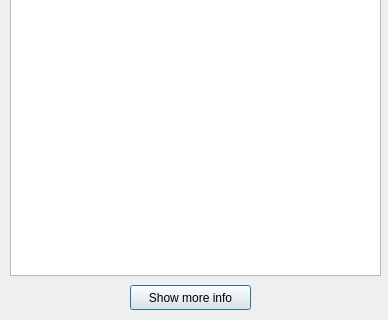
First picture: the form in Pharmacy/pharmaciesform.ui, repository kokos34/Pharmacy, before the edit; both pictures show x 0 to 388 and y 145 to 465 of the 388 by 465 pixel window.
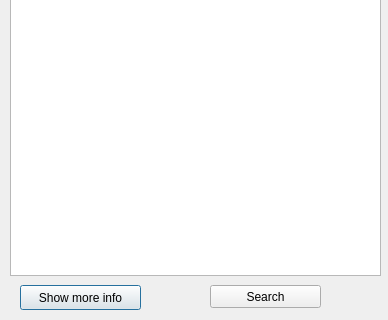
Second picture: the form after the edit.

Commit message: Added search pharmacies functionality

The edit to the form file:
```diff
--- a/Pharmacy/pharmaciesform.ui
+++ b/Pharmacy/pharmaciesform.ui
@@ -44,7 +44,7 @@
   <widget class="QPushButton" name="moreInfo">
    <property name="geometry">
     <rect>
-     <x>130</x>
+     <x>20</x>
      <y>430</y>
      <width>121</width>
      <height>25</height>
@@ -54,6 +54,19 @@
     <string>Show more info</string>
    </property>
   </widget>
+  <widget class="QPushButton" name="pushButton">
+   <property name="geometry">
+    <rect>
+     <x>210</x>
+     <y>430</y>
+     <width>111</width>
+     <height>23</height>
+    </rect>
+   </property>
+   <property name="text">
+    <string>Search</string>
+   </property>
+  </widget>
  </widget>
  <resources/>
  <connections/>
```
The commit also changes 10 other files.
